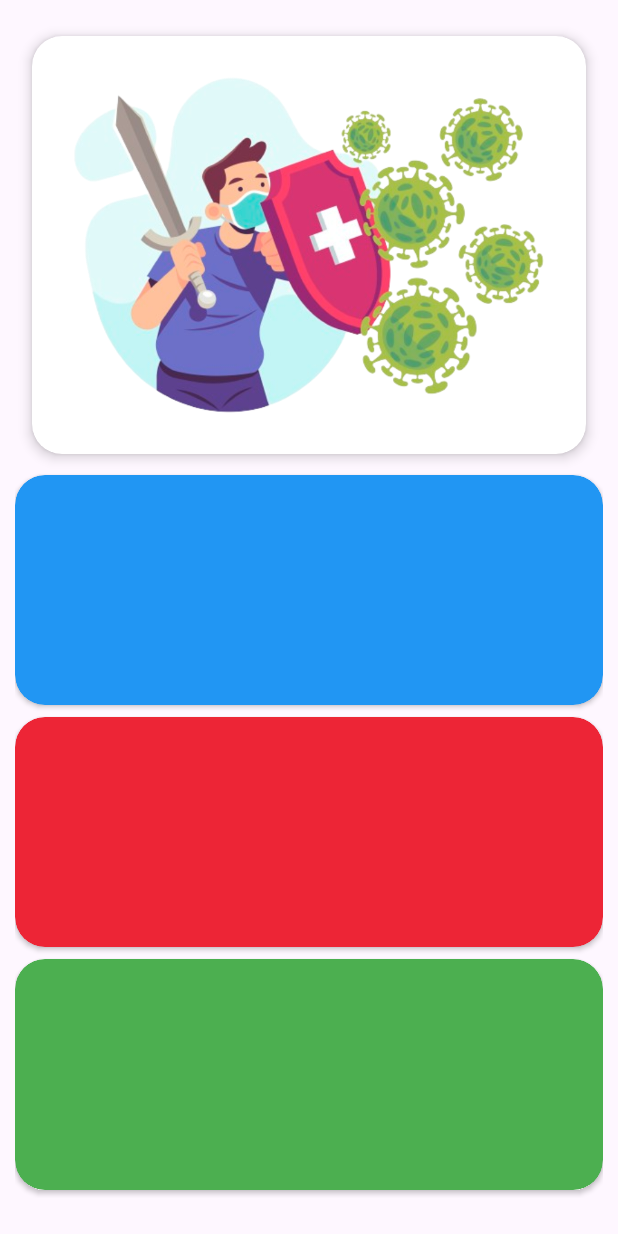
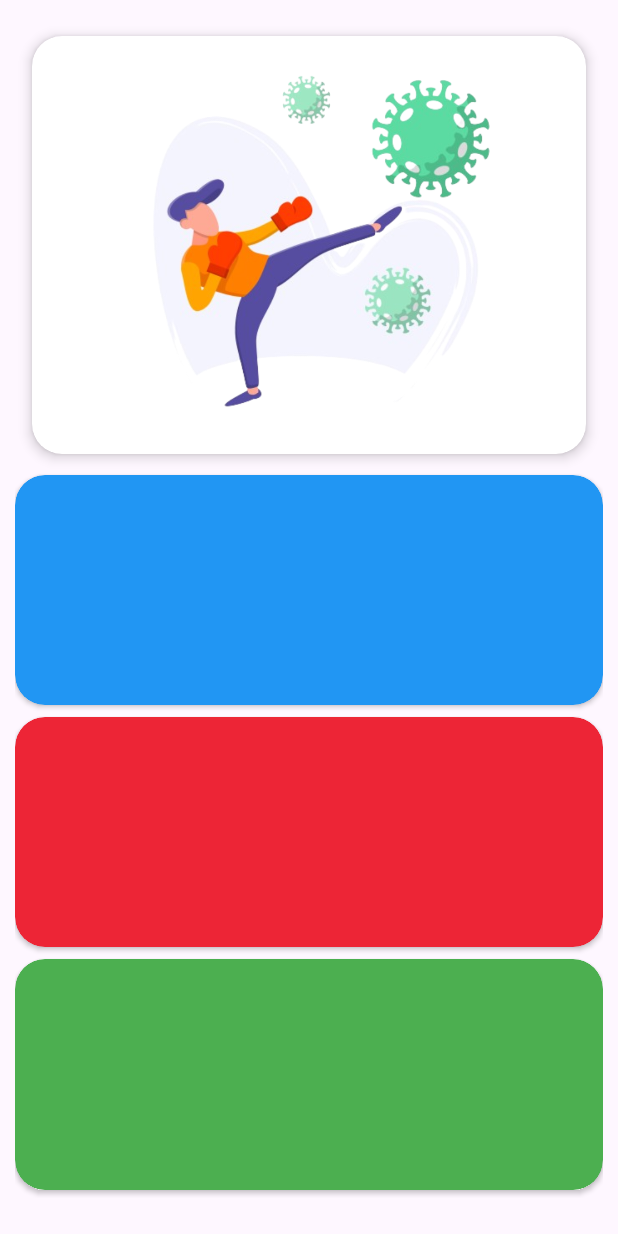
Before and after one commit to engineer-bisharat-ali/COVID-19-Tracker-App, an Android app: the layout fragment_global__data__fragments.xml on its own in the app's theme, with its tools: preview values and no code run, on a phone screen of 412 x 824 dp. Run offline under Robolectric (Android 15) with nearby library versions, the phone set to English and light mode, and no system bars; Roboto replaces fonts that are not available here.

Commit message:
add new imagein global fragments

```diff
--- a/app/src/main/res/layout/fragment_global__data__fragments.xml
+++ b/app/src/main/res/layout/fragment_global__data__fragments.xml
@@ -34,7 +34,7 @@
                 <ImageView
                     android:layout_width="match_parent"
                     android:layout_height="wrap_content"
-                    android:src="@drawable/protection3" />
+                    android:src="@drawable/protection" />
             </androidx.cardview.widget.CardView>
 
             <androidx.cardview.widget.CardView
```
